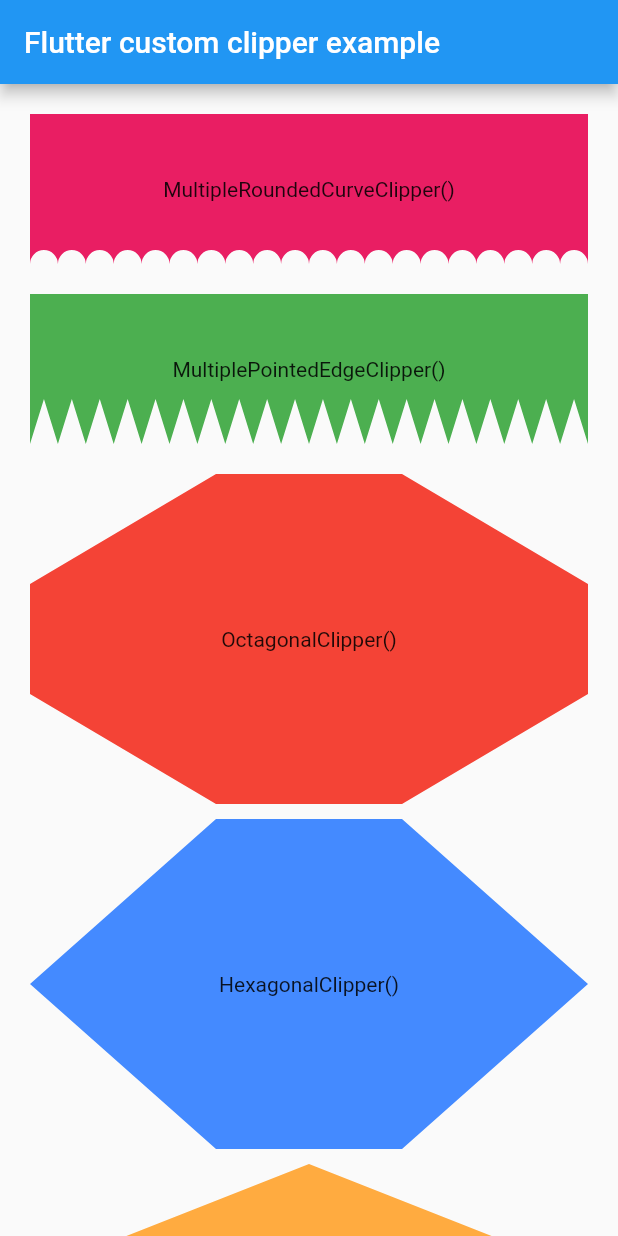
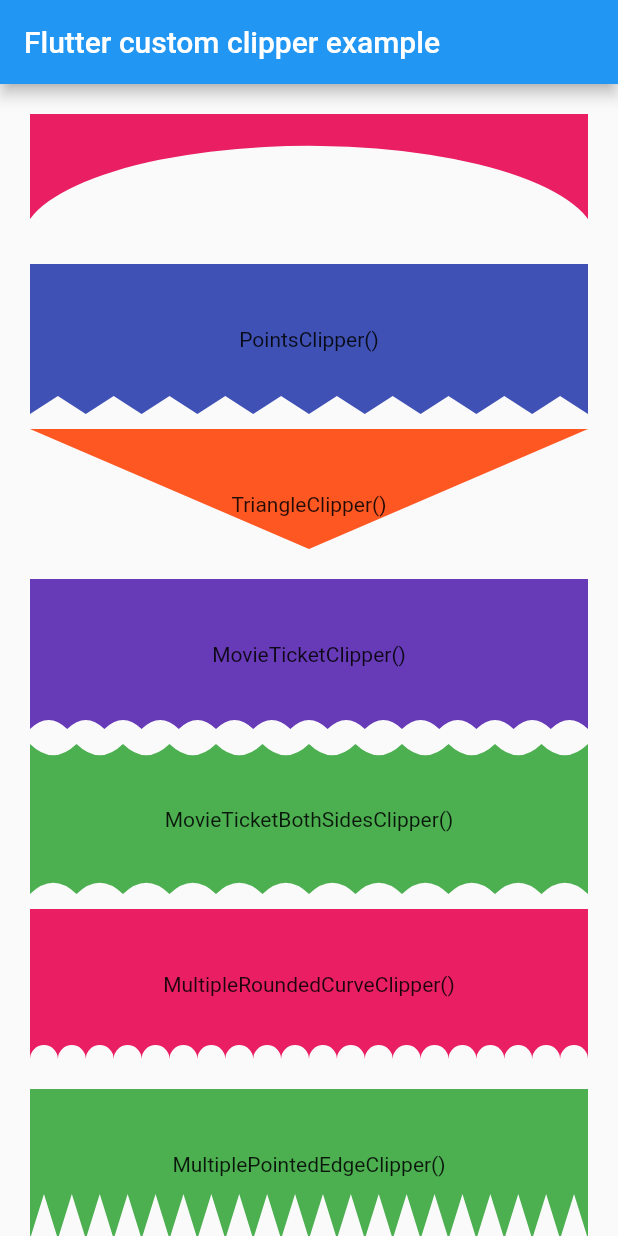
Before and after one commit to lohanidamodar/flutter_custom_clippers, a Flutter app: the screen it shows after launch, on a phone screen of 412 x 824 dp. Run offline on Flutter 3.47's test engine with Material 2 defaults, Android fonts, the phone set to English and light mode, and no system bars.

Commit message:
adding more clippers

```diff
--- a/example/lib/main.dart
+++ b/example/lib/main.dart
@@ -22,6 +22,51 @@ class HomeScreen extends StatelessWidget {
       body: ListView(
         padding: EdgeInsets.all(20.0),
         children: <Widget>[
+          ClipPath(
+            clipper: ArcClipper(),
+            child: Container(
+              height: 100,
+              color: Colors.pink,
+              child: Center(child: Text("ArcClipper()")),
+            ),
+          ),
+          ClipPath(
+            clipper: PointsClipper(),
+            child: Container(
+              height: 100,
+              color: Colors.indigo,
+              child: Center(child: Text("PointsClipper()")),
+            ),
+          ),
+          SizedBox(height: 10.0),
+          ClipPath(
+            clipper: TriangleClipper(),
+            child: Container(
+              height: 100,
+              color: Colors.deepOrange,
+              child: Center(child: Text("TriangleClipper()")),
+            ),
+          ),
+          ClipPath(
+            clipper: MovieTicketClipper(),
+            child: Container(
+              height: 100,
+              color: Colors.deepPurple,
+              child: Center(child: Text("MovieTicketClipper()")),
+            ),
+          ),
+          SizedBox(height: 10.0),
+          ClipPath(
+            clipper: MovieTicketBothSidesClipper(),
+            child: Container(
+              height: 100,
+              color: Colors.green,
+              child: Center(child: Text("MovieTicketBothSidesClipper()")),
+            ),
+          ),
+          SizedBox(height: 10.0),
+
+
           ClipPath(
             clipper: MultipleRoundedCurveClipper(),
             child: Container(
--- a/lib/flutter_custom_clippers.dart
+++ b/lib/flutter_custom_clippers.dart
@@ -9,3 +9,8 @@ export 'src/wave_clipper_1.dart';
 export 'src/wave_clipper_2.dart';
 export 'src/multiple_pointed_edge.dart';
 export 'src/multiple_rounded_curve.dart';
+export 'src/arc_clipper.dart';
+export 'src/movie_ticket_both_side_clipper.dart';
+export 'src/movie_ticket_clipper.dart';
+export 'src/points_clipper.dart';
+export 'src/triangle_clipper.dart';
--- /dev/null
+++ b/lib/src/arc_clipper.dart
@@ -0,0 +1,20 @@
+import 'package:flutter/material.dart';
+
+class ArcClipper extends CustomClipper<Path> {
+  @override
+  Path getClip(Size size) {
+    //Arranca desde la punta topLeft
+    Path path = Path();
+    path.lineTo(0, size.height * .7);
+    path.arcToPoint(Offset(size.width, size.height), radius: Radius.elliptical(30, 10));
+    path.lineTo(size.width, 0);
+
+    path.close();
+    return path;
+  }
+
+  @override
+  bool shouldReclip(CustomClipper old) {
+    return old != this;
+  }
+}
--- /dev/null
+++ b/lib/src/movie_ticket_both_side_clipper.dart
@@ -0,0 +1,43 @@
+import 'package:flutter/material.dart';
+
+class MovieTicketBothSidesClipper extends CustomClipper<Path> {
+  @override
+  Path getClip(Size size) {
+    //Arranca desde la punta topLeft
+    Path path = Path();
+    path.lineTo(0.0, size.height);
+    //Inicio de las puntas
+    double x = 0;
+    //Altura inicial de las puntas
+    double y = size.height;
+    //Altura de control point. Por aca se va a hacer la curva
+    double yControlPoint = size.height * .85;
+    //El width que se va a ir corriendo por cada linea
+    double increment = size.width / 12;
+
+    while (x < size.width) {
+      // La curva va a iniciar en x y terminar en x+increment.
+      // Y le digo que el punto de la curva tiene que ser en x + la mitad de increment (punto de control x)
+      path.quadraticBezierTo(x+increment/2, yControlPoint, x+increment, y);
+      x += increment;
+    }
+
+    path.lineTo(size.width, 0.0);
+
+    while (x > 0) {
+      // Vuelvo a iterar pero esta vez restando el incremento
+      // Voy desde topRight a topLeft
+      path.quadraticBezierTo(x-increment/2, size.height * .15, x-increment, 0);
+      x -= increment;
+    }
+    // path.lineTo(x, 0.0);
+
+    path.close();
+    return path;
+  }
+
+  @override
+  bool shouldReclip(CustomClipper old) {
+    return old != this;
+  }
+}
--- /dev/null
+++ b/lib/src/movie_ticket_clipper.dart
@@ -0,0 +1,35 @@
+import 'package:flutter/material.dart';
+
+class MovieTicketClipper extends CustomClipper<Path> {
+  @override
+  Path getClip(Size size) {
+    //Arranca desde la punta topLeft
+    Path path = Path();
+    path.lineTo(0.0, size.height);
+    //Inicio de las puntas
+    double x = 0;
+    //Altura inicial de las puntas
+    double y = size.height;
+    //Altura de control point. Por aca se va a hacer la curva
+    double yControlPoint = size.height * .88;
+    //El width que se va a ir corriendo por cada linea
+    double increment = size.width / 15;
+
+    while (x < size.width) {
+      // La curva va a iniciar en x y terminar en x+increment.
+      // Y le digo que el punto de la curva tiene que ser en x + la mitad de increment (punto de control x)
+      path.quadraticBezierTo(x+increment/2, yControlPoint, x+increment, y);
+      x += increment;
+    }
+
+    path.lineTo(size.width, 0.0);
+
+    path.close();
+    return path;
+  }
+
+  @override
+  bool shouldReclip(CustomClipper old) {
+    return old != this;
+  }
+}
--- /dev/null
+++ b/lib/src/points_clipper.dart
@@ -0,0 +1,31 @@
+import 'package:flutter/material.dart';
+class PointsClipper extends CustomClipper<Path> {
+  @override
+  Path getClip(Size size) {
+    //Arranca desde la punta topLeft
+    Path path = Path();
+    path.lineTo(0, size.height);
+    //Inicio de las puntas
+    double x = 0;
+    //Altura inicial de las puntas
+    double y = size.height;
+    //El width que se va a ir corriendo por cada linea
+    double increment = size.width / 20;
+
+    while(x < size.width) {
+      x += increment;
+      //Si es igual a la altura le digo que suba, si no baja
+      y = (y == size.height) ? size.height * .88 : size.height;
+      path.lineTo(x, y);
+    }
+    path.lineTo(size.width, 0.0);
+
+    path.close();
+    return path;
+  }
+
+  @override
+  bool shouldReclip(CustomClipper old) {
+    return old != this;
+  }
+}
--- /dev/null
+++ b/lib/src/triangle_clipper.dart
@@ -0,0 +1,20 @@
+import 'package:flutter/material.dart';
+class TriangleClipper extends CustomClipper<Path> {
+  @override
+  Path getClip(Size size) {
+    //Arranca desde la punta topLeft
+    Path path = Path();
+    //Le digo que vaya a bottomCenter
+    path.lineTo(size.width/2, size.height * .8);
+    //Le digo que vaya a topRight
+    path.lineTo(size.width, 0);
+
+    path.close();
+    return path;
+  }
+
+  @override
+  bool shouldReclip(CustomClipper old) {
+    return old != this;
+  }
+}
```
Also changed, not shown: 2 other files.
